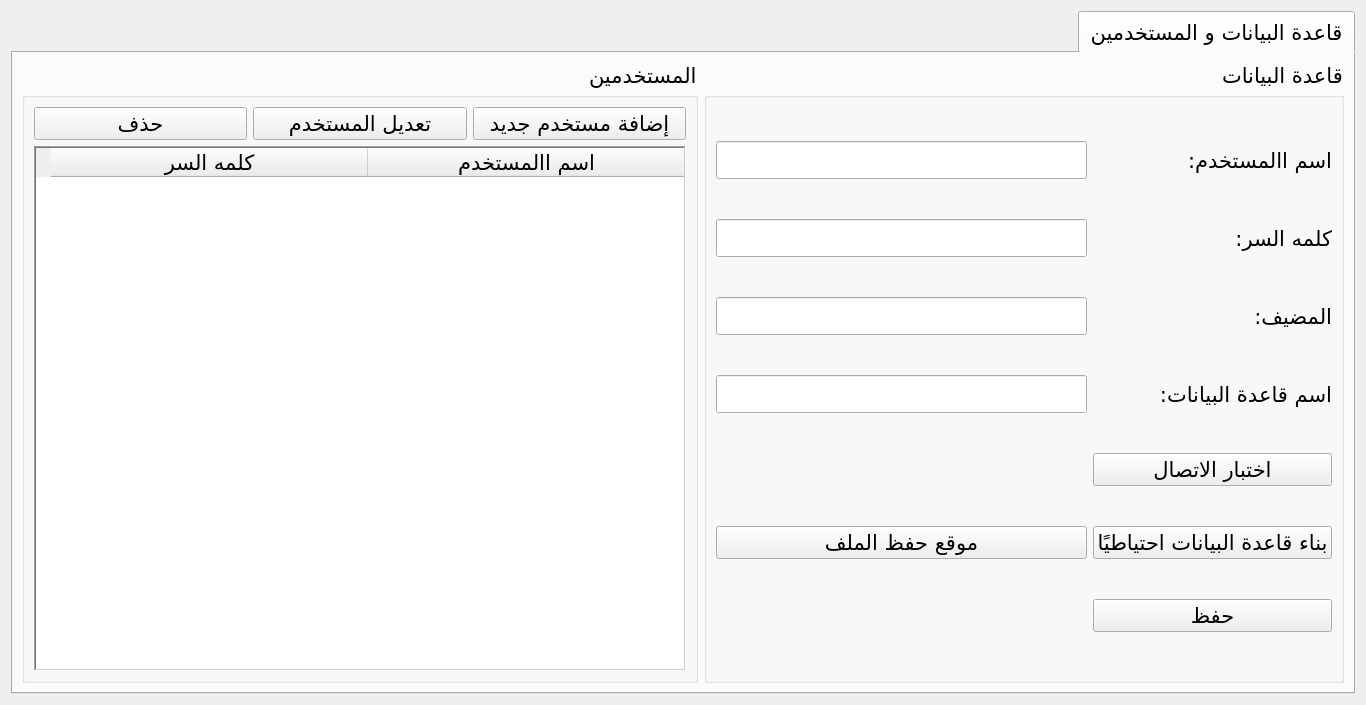
Above: UI/settings.ui from anwer25/Administration_agricole before the change. Below: the same form after it.
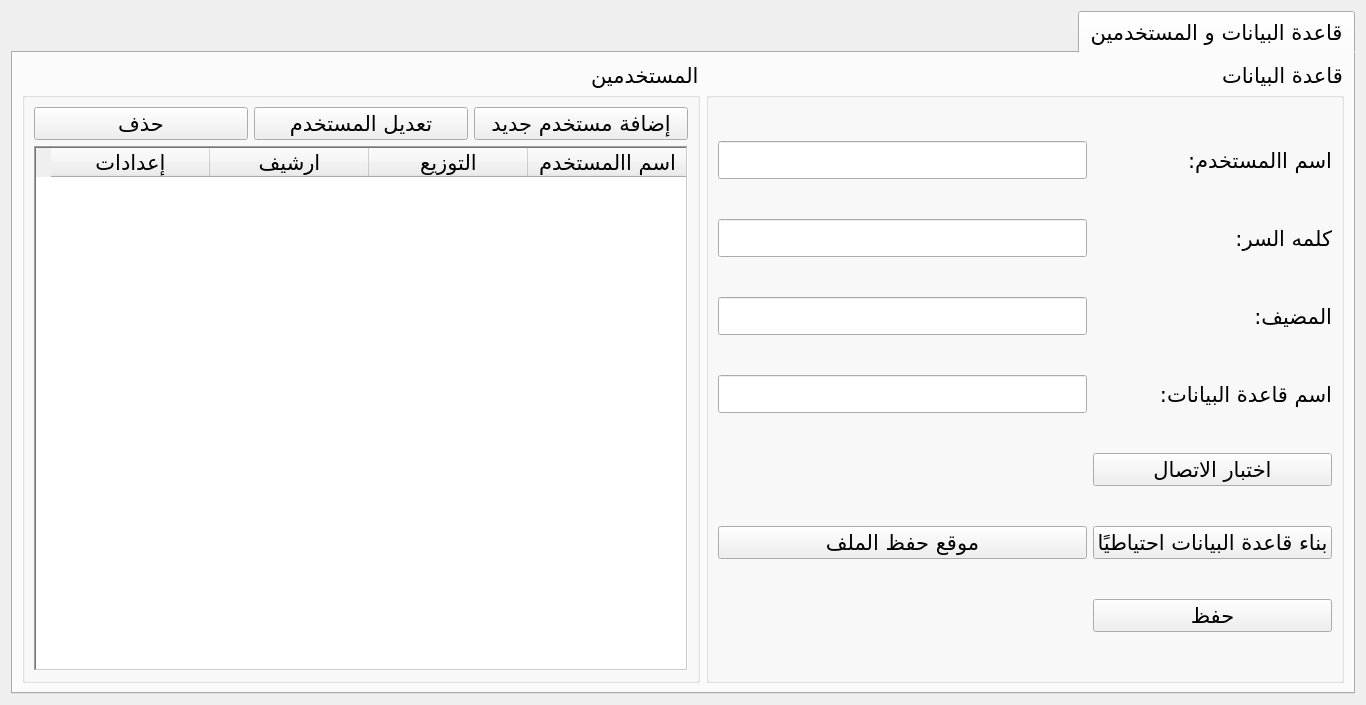
That is the form after the change. Icons and pictures are not drawn.

Patch:
```diff
--- a/UI/settings.ui
+++ b/UI/settings.ui
@@ -113,7 +113,7 @@
              <bool>true</bool>
             </property>
             <attribute name="horizontalHeaderDefaultSectionSize">
-             <number>317</number>
+             <number>159</number>
             </attribute>
             <column>
              <property name="text">
@@ -122,7 +122,17 @@
             </column>
             <column>
              <property name="text">
-              <string>كلمه السر</string>
+              <string>التوزيع</string>
+             </property>
+            </column>
+            <column>
+             <property name="text">
+              <string>ارشيف</string>
+             </property>
+            </column>
+            <column>
+             <property name="text">
+              <string>إعدادات</string>
              </property>
             </column>
            </widget>
```
